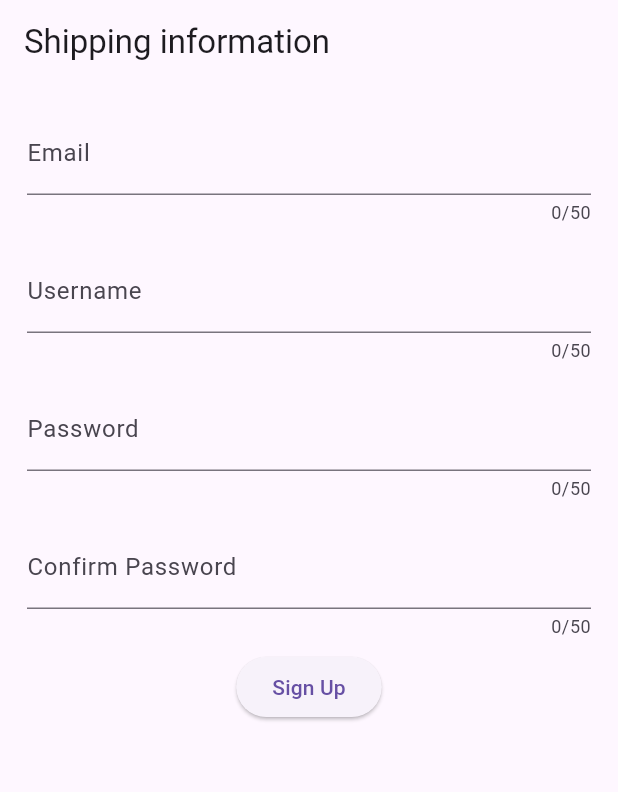
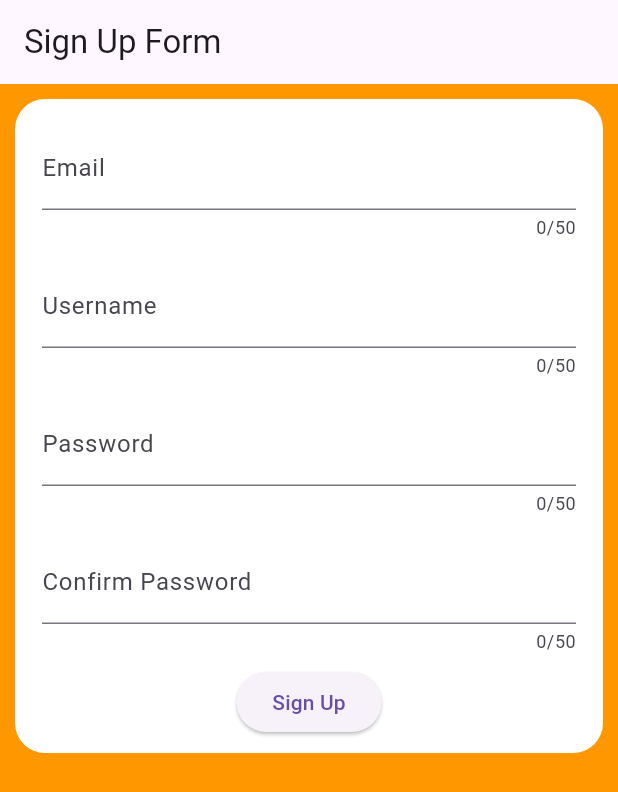
Before and after one commit to HappySolutions/flutter_application_task8, a Flutter app: the screen it shows after launch, on a phone screen of 412 x 824 dp. Shown: the top 792 px of the screen. Run offline on Flutter 3.47's test engine with Material 3 defaults, Android fonts, the light colour scheme and no system bars; missing offline and left inert: flutter_inappwebview.

Commit message:
add feilds

```diff
--- a/lib/pages/form_page.dart
+++ b/lib/pages/form_page.dart
@@ -7,12 +7,19 @@ class FormPage extends StatelessWidget {
   @override
   Widget build(BuildContext context) {
     return Scaffold(
+      backgroundColor: Colors.orange,
       appBar: AppBar(
-        title: const Text('Shipping information'),
+        title: const Text('Sign Up Form'),
       ),
       body: Padding(
         padding: const EdgeInsets.all(10),
         child: SingleChildScrollView(
+          child: Container(
+            padding: EdgeInsets.all(10),
+            decoration: BoxDecoration(
+              borderRadius: BorderRadius.circular(20),
+              color: Colors.white,
+            ),
             child: Column(
               children: [
                 MyTextFeild(
@@ -48,6 +55,7 @@ class FormPage extends StatelessWidget {
             ),
           ),
         ),
+      ),
     );
   }
 }
```
Lines whose indentation alone changed are shown as unchanged.
